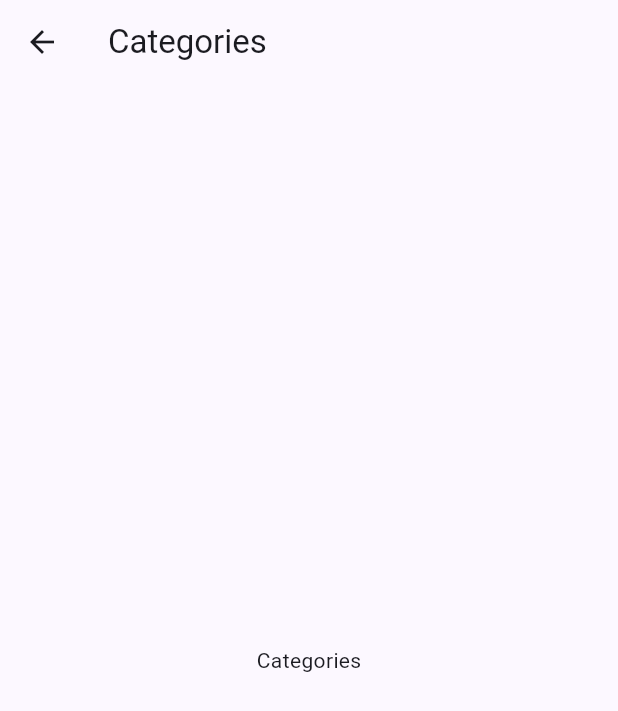
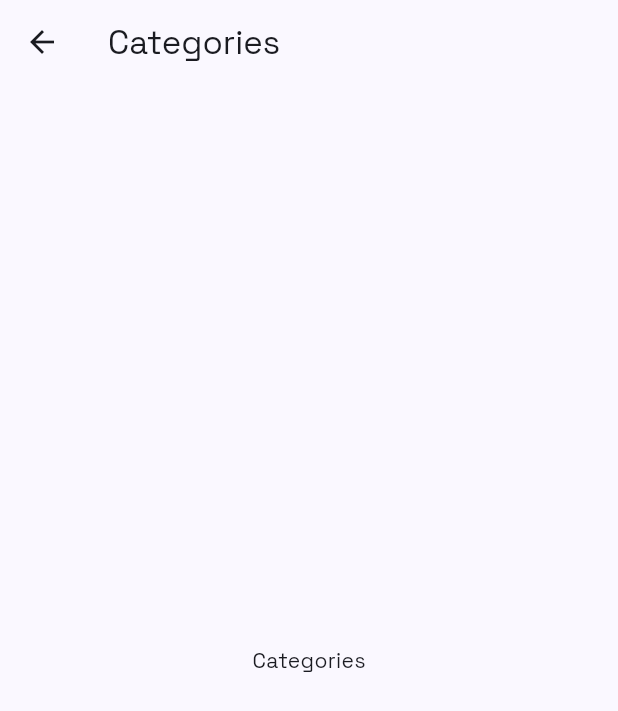
Before and after one commit to wrteampriyanka/Aurenix, a Flutter app: the CategoriesView screen opened by its route, on a phone screen of 412 x 824 dp. Shown: the top 711 px of the screen. Run offline on Flutter 3.47's test engine with Material 3 defaults, Android fonts, the phone set to English and light mode, and no system bars; our stand-ins replace get.

Commit message:
feat: add Space Grotesk font, phosphor icons dependency, and CocoaPods support

```diff
--- /dev/null
+++ b/lib/core/constants/app_assets.dart
@@ -0,0 +1,5 @@
+class AppAssets {
+  AppAssets._();
+
+  static const String appIcon = 'assets/images/app_icon/ic_launcher.png';
+}
--- a/lib/core/routes/app_pages.dart
+++ b/lib/core/routes/app_pages.dart
@@ -12,6 +12,8 @@ import '../../features/profile/bindings/profile_binding.dart';
 import '../../features/profile/views/profile_view.dart';
 import '../../features/savings/bindings/savings_binding.dart';
 import '../../features/savings/views/savings_view.dart';
+import '../../features/splash/bindings/splash_binding.dart';
+import '../../features/splash/views/splash_view.dart';
 import '../../features/transactions/bindings/transactions_binding.dart';
 import '../../features/transactions/views/transactions_view.dart';
 import 'app_routes.dart';
@@ -19,7 +21,7 @@ import 'app_routes.dart';
 class AppPages {
   AppPages._();
 
-  static const initial = AppRoutes.login;
+  static const initial = AppRoutes.splash;
 
   static final routes = <GetPage>[
     GetPage(
@@ -53,6 +55,11 @@ class AppPages {
       binding: SavingsBinding(),
     ),
     GetPage(
+      name: AppRoutes.splash,
+      page: () => const SplashView(),
+      binding: SplashBinding(),
+    ),
+    GetPage(
       name: AppRoutes.transactions,
       page: () => const TransactionsView(),
       binding: TransactionsBinding(),
--- a/lib/core/routes/app_routes.dart
+++ b/lib/core/routes/app_routes.dart
@@ -7,5 +7,6 @@ abstract class AppRoutes {
   static const login = '/login';
   static const profile = '/profile';
   static const savings = '/savings';
+  static const splash = '/splash';
   static const transactions = '/transactions';
 }
--- a/lib/core/theme/app_colors.dart
+++ b/lib/core/theme/app_colors.dart
@@ -3,9 +3,14 @@ import 'package:flutter/material.dart';
 class AppColors {
   AppColors._();
 
-  static const Color primary = Color(0xFF4F46E5);
+  // Shades/primary
+  static const Color primary400 = Color(0xFF2563EB);
+
+  static const Color primary = primary400;
   static const Color secondary = Color(0xFF10B981);
   static const Color error = Color(0xFFEF4444);
+  static const Color white = Color(0xFFFFFFFF);
+  static const Color splashLogo = Color(0xFFEFF6FF);
   static const Color textPrimary = Color(0xFF111827);
   static const Color textSecondary = Color(0xFF6B7280);
 }
--- a/lib/core/theme/app_theme.dart
+++ b/lib/core/theme/app_theme.dart
@@ -5,8 +5,11 @@ import 'app_colors.dart';
 class AppTheme {
   AppTheme._();
 
+  static const String fontFamily = 'Space Grotesk';
+
   static ThemeData get light => ThemeData(
     useMaterial3: true,
+    fontFamily: fontFamily,
     colorScheme: ColorScheme.fromSeed(
       seedColor: AppColors.primary,
       brightness: Brightness.light,
@@ -15,6 +18,7 @@ class AppTheme {
 
   static ThemeData get dark => ThemeData(
     useMaterial3: true,
+    fontFamily: fontFamily,
     colorScheme: ColorScheme.fromSeed(
       seedColor: AppColors.primary,
       brightness: Brightness.dark,
--- /dev/null
+++ b/lib/features/splash/bindings/splash_binding.dart
@@ -0,0 +1,10 @@
+import 'package:get/get.dart';
+
+import '../controllers/splash_controller.dart';
+
+class SplashBinding extends Bindings {
+  @override
+  void dependencies() {
+    Get.lazyPut<SplashController>(() => SplashController());
+  }
+}
```
Also changed, not shown: lib/features/splash/controllers/splash_controller.dart (added, +13 -0 lines), lib/features/splash/views/splash_view.dart (added, +48 -0 lines), pubspec.yaml (+17 -33 lines), assets/fonts/SpaceGrotesk-Bold.ttf (added), assets/fonts/SpaceGrotesk-Light.ttf (added), assets/fonts/SpaceGrotesk-Medium.ttf (added), assets/fonts/SpaceGrotesk-Regular.ttf (added), assets/fonts/SpaceGrotesk-SemiBold.ttf (added), assets/images/app_icon/ic_launcher.png (added), pubspec.lock, 6 other files.
